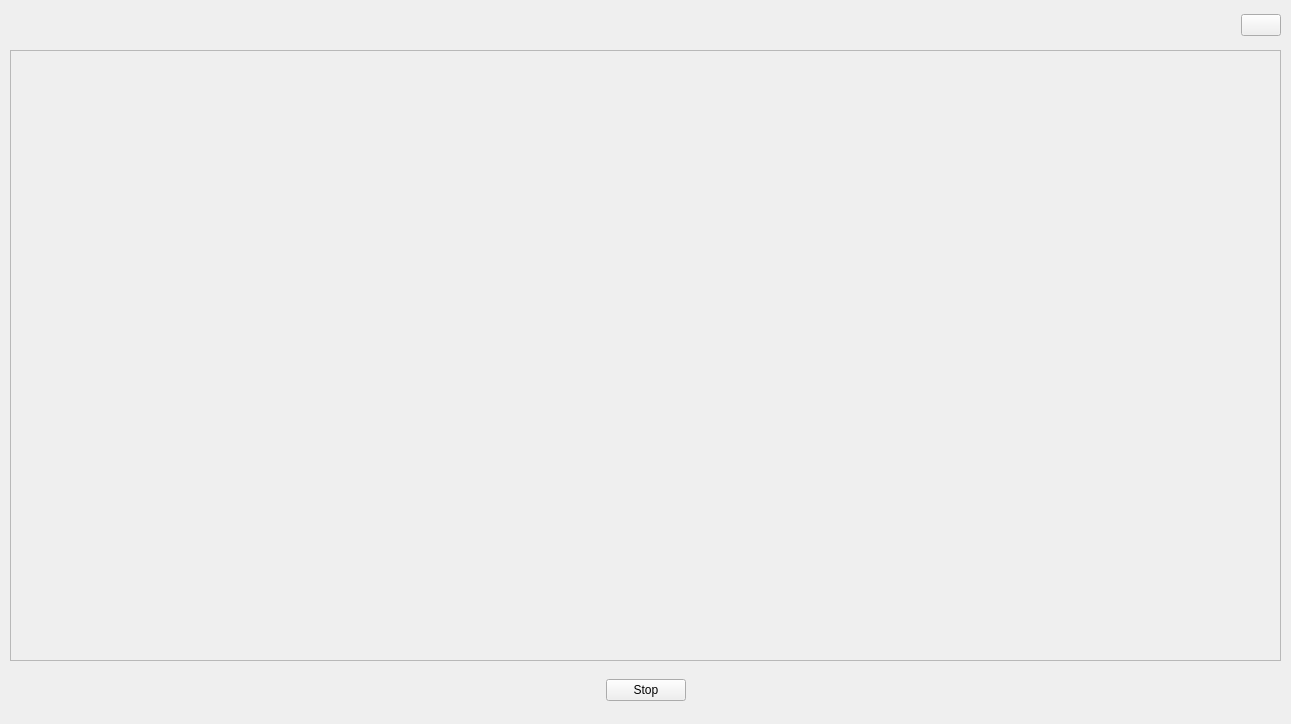
The window that ui/FullScreenWindow.ui (stBurning/DataMining) describes before a commit, drawn with Qt 5.
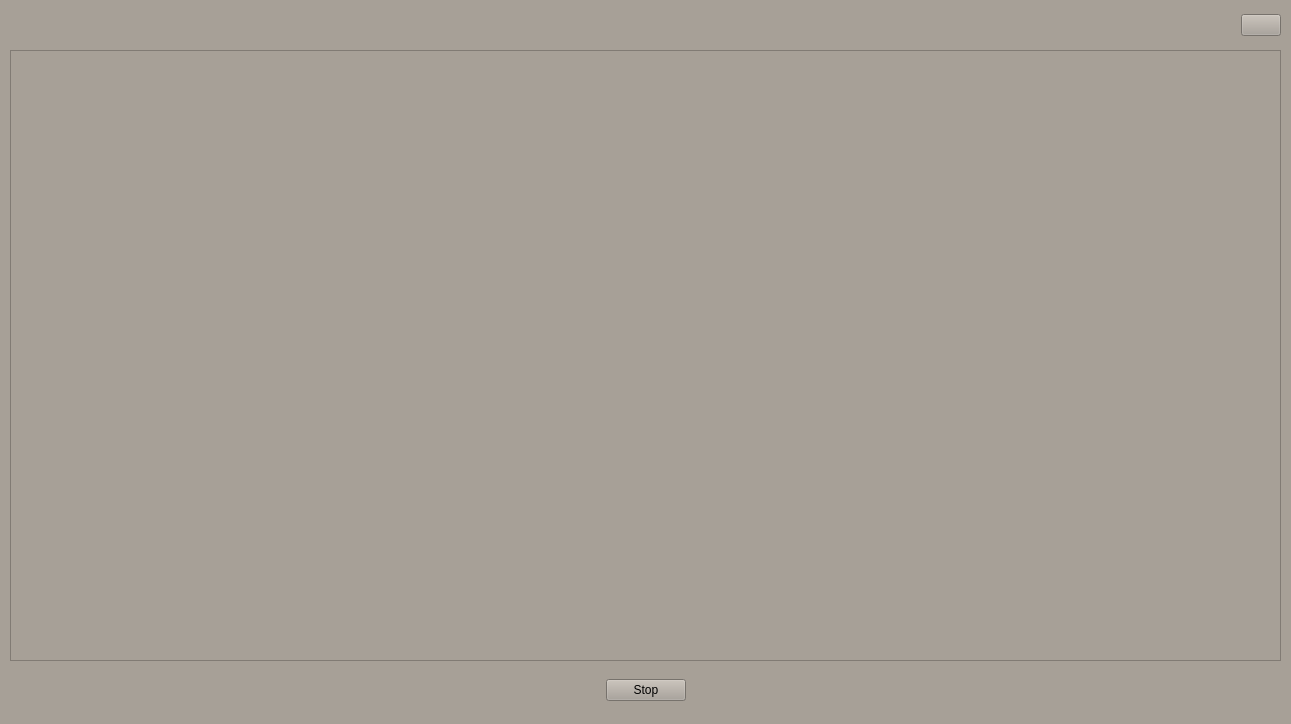
The same window after the commit. Icons and pictures are not drawn.

```diff
--- a/ui/FullScreenWindow.ui
+++ b/ui/FullScreenWindow.ui
@@ -19,6 +19,9 @@
   <property name="windowTitle">
    <string>Form</string>
   </property>
+  <property name="styleSheet">
+   <string notr="true">background-color: rgb(167, 160, 151);</string>
+  </property>
   <widget class="QWidget" name="horizontalLayoutWidget">
    <property name="geometry">
     <rect>
@@ -109,6 +112,9 @@
     </item>
     <item>
      <widget class="QPushButton" name="pushButton">
+      <property name="styleSheet">
+       <string notr="true">font: 81 11pt &quot;JetBrains Mono ExtraBold&quot;;</string>
+      </property>
       <property name="text">
        <string>Stop</string>
       </property>
```
